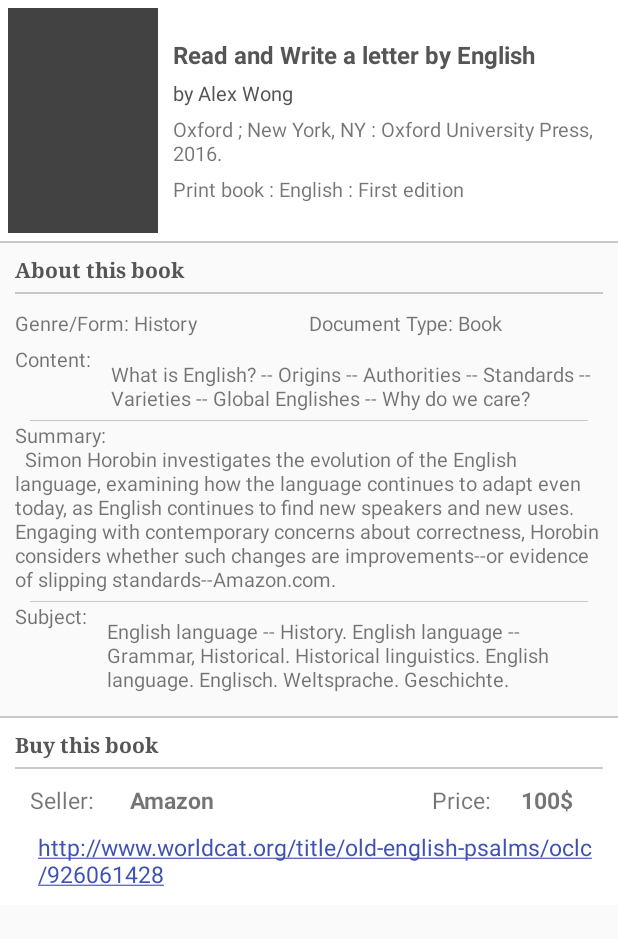
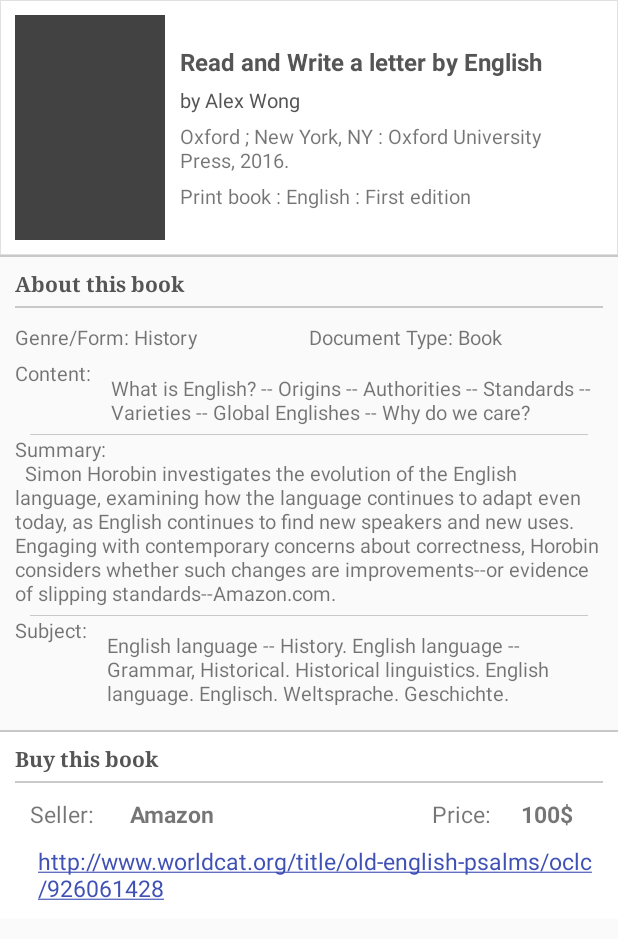
Before and after one commit to WhiteWingedSoul/GR, an Android app: the layout fragment_book_detail.xml on its own in the app's theme, with its tools: preview values and no code run, on a phone screen of 412 x 824 dp. Shown: the top 939 px of the screen. Run offline under Robolectric (Android 15) with nearby library versions, the phone set to English and light mode, and no system bars.

Commit message:
changed some designs

```diff
--- a/ESLRecom/app/src/main/java/com/hedspi/hoangviet/eslrecom/fragments/ExperFragment.java
+++ b/ESLRecom/app/src/main/java/com/hedspi/hoangviet/eslrecom/fragments/ExperFragment.java
@@ -87,7 +87,6 @@ public class ExperFragment extends Fragment {
         ExpertViewPagerAdapter adapter = new ExpertViewPagerAdapter(getActivity().getSupportFragmentManager());
         viewPager.setAdapter(adapter);
 
-
         tabLayout = (TabLayout) view.findViewById(R.id.tabs);
         tabLayout.setupWithViewPager(viewPager);
 
--- a/ESLRecom/app/src/main/java/com/hedspi/hoangviet/eslrecom/fragments/ListTobeAddedBookFragment.java
+++ b/ESLRecom/app/src/main/java/com/hedspi/hoangviet/eslrecom/fragments/ListTobeAddedBookFragment.java
@@ -1,5 +1,6 @@
 package com.hedspi.hoangviet.eslrecom.fragments;
 
+import android.app.ProgressDialog;
 import android.content.Context;
 import android.os.AsyncTask;
 import android.os.Bundle;
@@ -37,6 +38,7 @@ public class ListTobeAddedBookFragment extends Fragment {
     private View view;
     private RecyclerView recyclerView;
     private MatchResultAdapter adapter;
+    private ProgressDialog progress;
 
     private final ValueEventListener readBookData = new ValueEventListener() {
         @Override
@@ -66,6 +68,8 @@ public class ListTobeAddedBookFragment extends Fragment {
     @Override
     public void onCreate(Bundle savedInstanceState) {
         super.onCreate(savedInstanceState);
+
+        progress = ProgressDialog.show(getActivity(), "", getResources().getString(R.string.loading), false);
     }
 
     private void letDoTheGodWork() throws IOException{
@@ -91,6 +95,7 @@ public class ListTobeAddedBookFragment extends Fragment {
                         database.child("books").child("" + bookIDsList.get(i)).removeEventListener(readBookData);
                         database.child("books").child("" + bookIDsList.get(i)).addValueEventListener(readBookData);
                     }
+                    progress.hide();
                 }
             }
 
--- a/ESLRecom/app/src/main/java/com/hedspi/hoangviet/eslrecom/fragments/ResultFragment.java
+++ b/ESLRecom/app/src/main/java/com/hedspi/hoangviet/eslrecom/fragments/ResultFragment.java
@@ -1,5 +1,6 @@
 package com.hedspi.hoangviet.eslrecom.fragments;
 
+import android.app.ProgressDialog;
 import android.content.Context;
 import android.os.AsyncTask;
 import android.os.Bundle;
@@ -42,6 +43,7 @@ public class ResultFragment extends Fragment {
     private UserProfile profile;
     private RecyclerView recyclerView;
     private MatchResultAdapter adapter;
+    private ProgressDialog progress;
 
     public static ResultFragment newInstance(UserProfile profile){
         ResultFragment fragment = new ResultFragment();
@@ -56,7 +58,10 @@ public class ResultFragment extends Fragment {
     public void onCreate(Bundle savedInstanceState) {
         super.onCreate(savedInstanceState);
 
+        progress = ProgressDialog.show(getActivity(), "", getResources().getString(R.string.caculating), false);
+
         profile = (UserProfile) getArguments().getSerializable("profile");
+
 
         new AsyncTask<Void, Void, Void>(){
             @Override
@@ -114,6 +119,7 @@ public class ResultFragment extends Fragment {
 
                             adapter.updateAdapter(listMatchResult);
                             adapter.notifyDataSetChanged();
+                            progress.hide();
                         }
                     });
                 }
--- /dev/null
+++ b/ESLRecom/app/src/main/res/drawable/border_item.xml
@@ -0,0 +1,6 @@
+<?xml version="1.0" encoding="utf-8"?>
+<shape xmlns:android="http://schemas.android.com/apk/res/android"
+    android:shape="rectangle" >
+    <solid android:color="#ffffff" />
+    <stroke android:width="1px" android:color="#E0E0E0"/>
+</shape>
--- a/ESLRecom/app/src/main/res/layout/fragment_book_detail.xml
+++ b/ESLRecom/app/src/main/res/layout/fragment_book_detail.xml
@@ -11,11 +11,11 @@
         android:layout_height="wrap_content">
 
         <LinearLayout
-            android:padding="5dp"
+            android:padding="10dp"
             android:orientation="horizontal"
             android:layout_width="match_parent"
             android:layout_height="wrap_content"
-            android:background="#fff">
+            android:background="@drawable/border_item">
 
             <ImageView
                 android:id="@+id/bookIcon"
--- a/ESLRecom/app/src/main/res/values/strings.xml
+++ b/ESLRecom/app/src/main/res/values/strings.xml
@@ -31,6 +31,8 @@
     <string name="buyThisbook">Buy this book</string>
     <string name="seller">"Seller: "</string>
     <string name="price">"Price: "</string>
+    <string name="caculating">"Calculating result..."</string>
+    <string name="loading">"Loading book infos..."</string>
 
     <string name="profile1t">"Appropriate level:"</string>
     <string name="profile1c1">" Beginner"</string>
```
Also changed, not shown: ESLRecom/app/src/main/java/com/hedspi/hoangviet/eslrecom/fragments/ListAddedBookFragment.java (+15 -3 lines), ESLRecom/app/src/main/java/com/hedspi/hoangviet/eslrecom/fragments/UpdateBookProfileFragment.java (+31 -0 lines), ESLRecom/app/src/main/res/layout/fragment_result.xml (+9 -1 lines), ESLRecom/app/src/main/res/layout/item_list_book.xml (+6 -1 lines), ESLRecom/app/src/main/res/drawable/icon.png, 2 other files.
